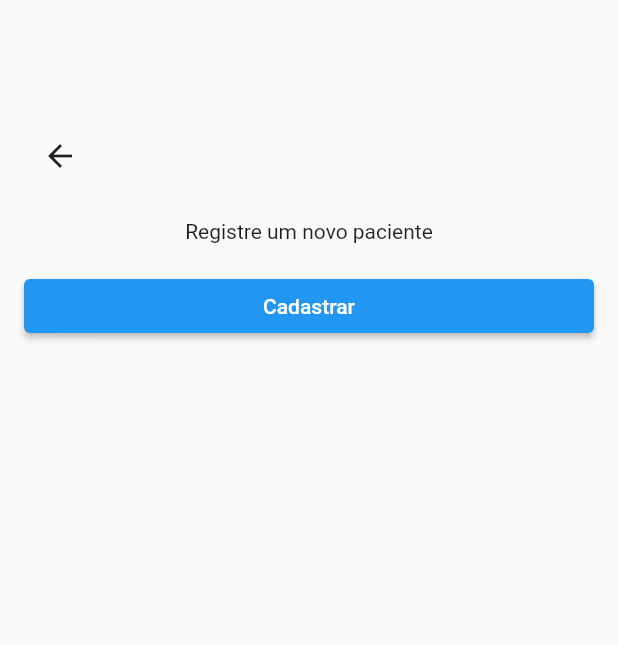
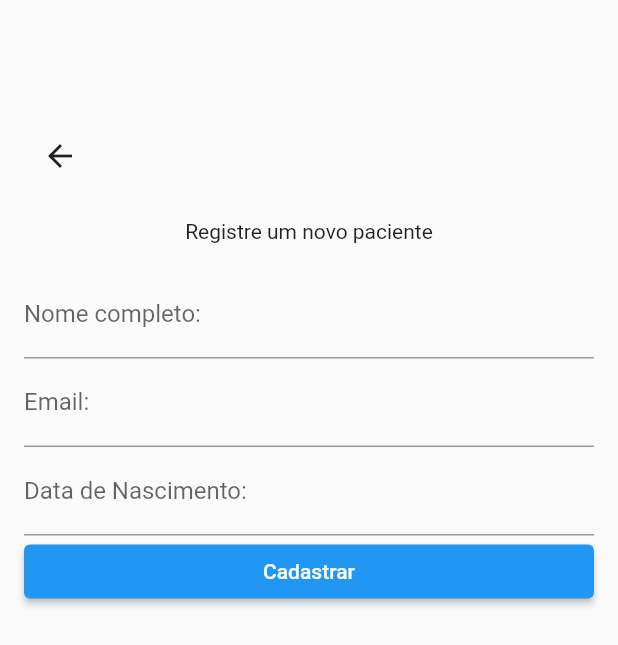
Before and after one commit to RuanMateus/FisioConecta, a Flutter app: the RegisterPacients screen opened by its route, on a phone screen of 412 x 824 dp. Shown: the top 645 px of the screen. Run offline on Flutter 3.47's test engine with Material 2 defaults, Android fonts, the phone set to English and light mode, and no system bars; our stand-ins replace go_router.

Commit message:
tentativa 2

```diff
--- a/lib/pages/registerPacients_page.dart
+++ b/lib/pages/registerPacients_page.dart
@@ -13,7 +13,8 @@ class Pacientes {
   String email;
   String nascimento;
 
-  Pacientes({required this.nome, required this.email, required this.nascimento});
+  Pacientes(
+      {required this.nome, required this.email, required this.nascimento});
 }
 
 class _RegisterPacientsState extends State<RegisterPacients> {
@@ -62,8 +63,24 @@ class _RegisterPacientsState extends State<RegisterPacients> {
             Form(
               child: Column(
                 children: [
-                  // ... (código existente)
-
+                  TextFormField(
+                      controller: _nomeController,
+                      decoration: const InputDecoration(
+                          label: Text(
+                        'Nome completo:',
+                      ))),
+                  TextFormField(
+                      controller: _emailController,
+                      decoration: const InputDecoration(
+                          label: Text(
+                        'Email:',
+                      ))),
+                  TextFormField(
+                      controller: _nascimentoController,
+                      decoration: const InputDecoration(
+                          label: Text(
+                        'Data de Nascimento:',
+                      ))),
                   SizedBox(
                     width: double.maxFinite,
                     child: ElevatedButton(
```
